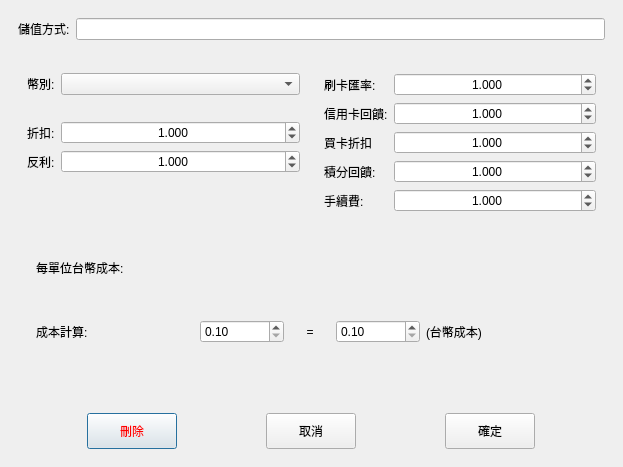
This is src/AdbClient/StageManagerSetting/DialogAddValueTypeEdit.ui in roger0816/Adb as Qt 5 draws it before an edit. The edited form follows.
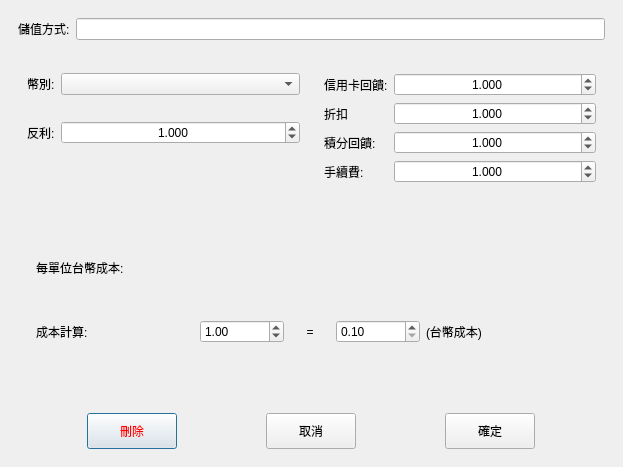
This is the edited form.

```diff
--- a/src/AdbClient/StageManagerSetting/DialogAddValueTypeEdit.ui
+++ b/src/AdbClient/StageManagerSetting/DialogAddValueTypeEdit.ui
@@ -65,40 +65,14 @@
           <widget class="QWidget" name="widget_5" native="true">
            <layout class="QFormLayout" name="formLayout_2">
             <item row="0" column="0">
-             <widget class="QLabel" name="label_8">
-              <property name="text">
-               <string>刷卡匯率:</string>
-              </property>
-             </widget>
-            </item>
-            <item row="0" column="1">
-             <widget class="QDoubleSpinBox" name="sb2">
-              <property name="alignment">
-               <set>Qt::AlignCenter</set>
-              </property>
-              <property name="decimals">
-               <number>3</number>
-              </property>
-              <property name="minimum">
-               <double>0.001000000000000</double>
-              </property>
-              <property name="maximum">
-               <double>10.000000000000000</double>
-              </property>
-              <property name="value">
-               <double>1.000000000000000</double>
-              </property>
-             </widget>
-            </item>
-            <item row="1" column="0">
              <widget class="QLabel" name="label_10">
               <property name="text">
                <string>信用卡回饋:</string>
               </property>
              </widget>
             </item>
-            <item row="1" column="1">
-             <widget class="QDoubleSpinBox" name="sb3">
+            <item row="0" column="1">
+             <widget class="QDoubleSpinBox" name="sb0">
               <property name="alignment">
                <set>Qt::AlignCenter</set>
               </property>
@@ -116,15 +90,15 @@
               </property>
              </widget>
             </item>
-            <item row="2" column="0">
+            <item row="1" column="0">
              <widget class="QLabel" name="label_11">
               <property name="text">
-               <string>買卡折扣</string>
+               <string>折扣</string>
               </property>
              </widget>
             </item>
-            <item row="2" column="1">
-             <widget class="QDoubleSpinBox" name="sb4">
+            <item row="1" column="1">
+             <widget class="QDoubleSpinBox" name="sb1">
               <property name="alignment">
                <set>Qt::AlignCenter</set>
               </property>
@@ -142,15 +116,15 @@
               </property>
              </widget>
             </item>
-            <item row="3" column="0">
+            <item row="2" column="0">
              <widget class="QLabel" name="label_12">
               <property name="text">
                <string>積分回饋:</string>
               </property>
              </widget>
             </item>
-            <item row="3" column="1">
-             <widget class="QDoubleSpinBox" name="sb5">
+            <item row="2" column="1">
+             <widget class="QDoubleSpinBox" name="sb2">
               <property name="alignment">
                <set>Qt::AlignCenter</set>
               </property>
@@ -168,15 +142,15 @@
               </property>
              </widget>
             </item>
-            <item row="4" column="0">
+            <item row="3" column="0">
              <widget class="QLabel" name="label_13">
               <property name="text">
                <string>手續費:</string>
               </property>
              </widget>
             </item>
-            <item row="4" column="1">
-             <widget class="QDoubleSpinBox" name="sb6">
+            <item row="3" column="1">
+             <widget class="QDoubleSpinBox" name="sb3">
               <property name="alignment">
                <set>Qt::AlignCenter</set>
               </property>
@@ -207,58 +181,6 @@
               </property>
              </widget>
             </item>
-            <item row="2" column="0">
-             <widget class="QLabel" name="label_6">
-              <property name="text">
-               <string>折扣:</string>
-              </property>
-             </widget>
-            </item>
-            <item row="2" column="1">
-             <widget class="QDoubleSpinBox" name="sb0">
-              <property name="alignment">
-               <set>Qt::AlignCenter</set>
-              </property>
-              <property name="decimals">
-               <number>3</number>
-              </property>
-              <property name="minimum">
-               <double>0.001000000000000</double>
-              </property>
-              <property name="maximum">
-               <double>10.000000000000000</double>
-              </property>
-              <property name="value">
-               <double>1.000000000000000</double>
-              </property>
-             </widget>
-            </item>
-            <item row="3" column="0">
-             <widget class="QLabel" name="label_7">
-              <property name="text">
-               <string>反利:</string>
-              </property>
-             </widget>
-            </item>
-            <item row="3" column="1">
-             <widget class="QDoubleSpinBox" name="sb1">
-              <property name="alignment">
-               <set>Qt::AlignCenter</set>
-              </property>
-              <property name="decimals">
-               <number>3</number>
-              </property>
-              <property name="minimum">
-               <double>0.001000000000000</double>
-              </property>
-              <property name="maximum">
-               <double>10.000000000000000</double>
-              </property>
-              <property name="value">
-               <double>1.000000000000000</double>
-              </property>
-             </widget>
-            </item>
             <item row="0" column="1">
              <widget class="QComboBox" name="comboBox"/>
             </item>
@@ -269,6 +191,32 @@
               </property>
              </widget>
             </item>
+            <item row="2" column="0">
+             <widget class="QLabel" name="label_7">
+              <property name="text">
+               <string>反利:</string>
+              </property>
+             </widget>
+            </item>
+            <item row="2" column="1">
+             <widget class="QDoubleSpinBox" name="sbSub">
+              <property name="alignment">
+               <set>Qt::AlignCenter</set>
+              </property>
+              <property name="decimals">
+               <number>3</number>
+              </property>
+              <property name="minimum">
+               <double>0.001000000000000</double>
+              </property>
+              <property name="maximum">
+               <double>10.000000000000000</double>
+              </property>
+              <property name="value">
+               <double>1.000000000000000</double>
+              </property>
+             </widget>
+            </item>
            </layout>
           </widget>
          </item>
@@ -351,6 +299,9 @@
                  <property name="maximum">
                   <double>100000.000000000000000</double>
                  </property>
+                 <property name="value">
+                  <double>1.000000000000000</double>
+                 </property>
                 </widget>
                </item>
                <item>
```
